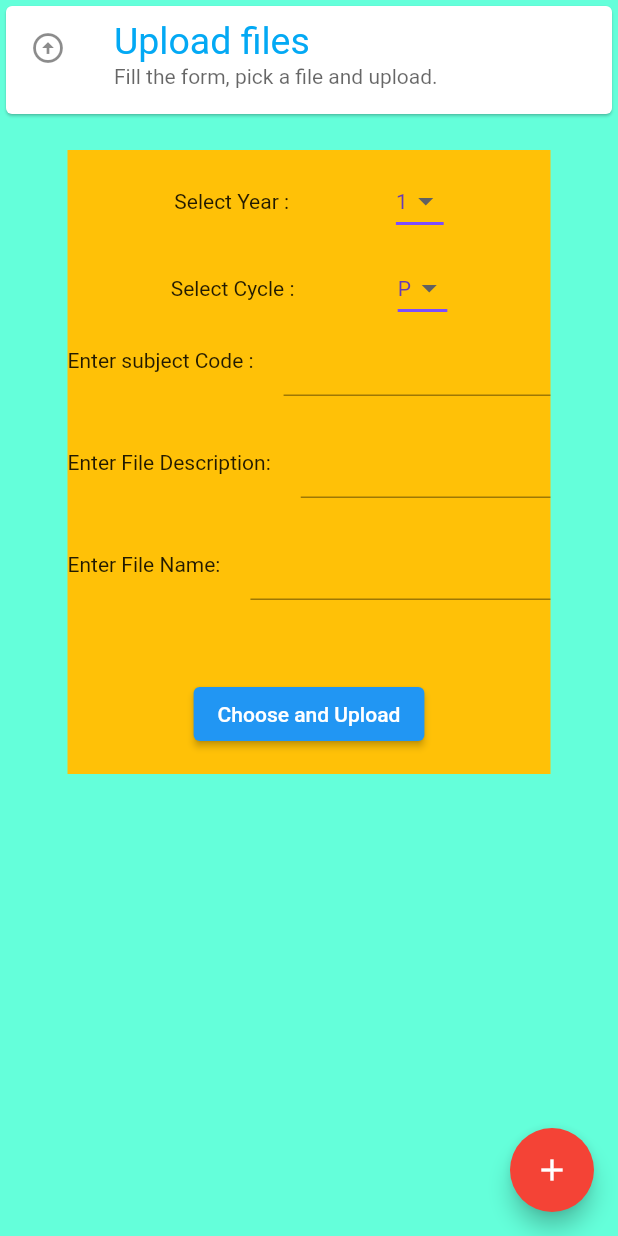
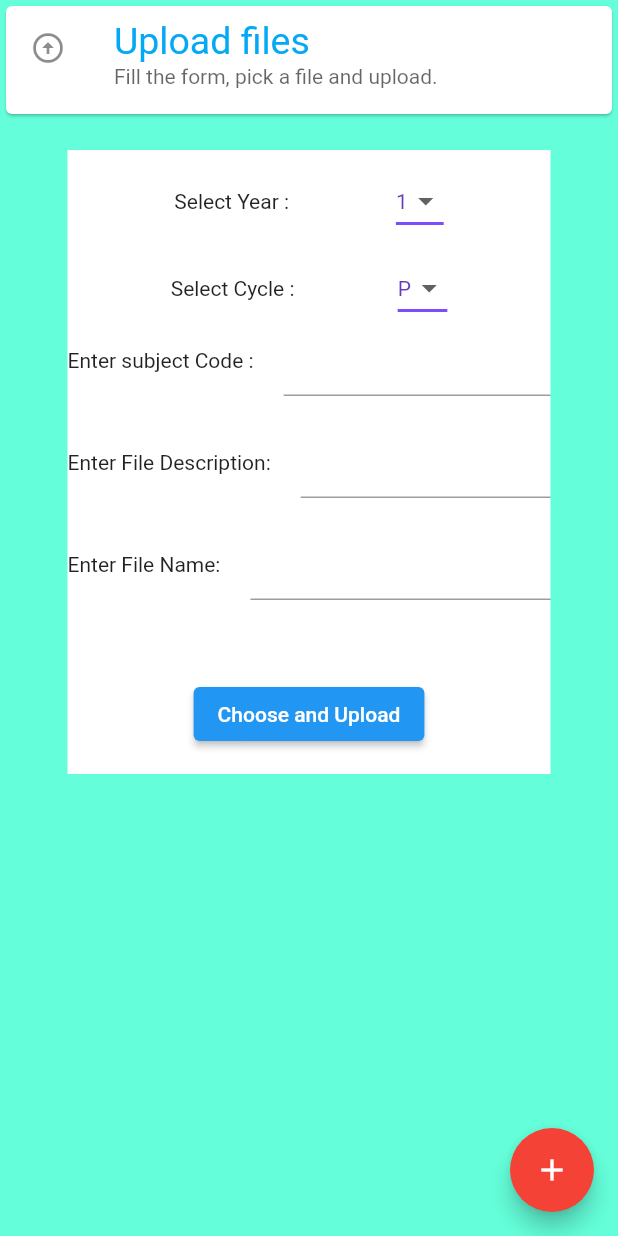
Before and after one commit to nasirbashak/Student-Teacher-Connect, a Flutter app: the FirstPage screen opened directly, on a phone screen of 412 x 824 dp. Run offline on Flutter 3.47's test engine with Material 2 defaults, Android fonts, the phone set to English and light mode, and no system bars; our stand-ins replace cloud_firestore, curved_navigation_bar, file_picker, firebase_auth, firebase_storage, google_fonts and 3 more; missing offline and left inert: flutter_plugin_pdf_viewer, loading; accounts and stored records are empty.

```diff
--- a/lib/screens/storage/upload.dart
+++ b/lib/screens/storage/upload.dart
@@ -142,7 +142,7 @@ class _FirstPageState extends State<FirstPage> {
                 autovalidateMode: AutovalidateMode.onUserInteraction,
                 key: _formKey,
               child: Container(
-              color: Colors.amber,
+              color: Colors.white,
               child: Column(
                 mainAxisSize: MainAxisSize.min,
                 children: <Widget>[
@@ -635,7 +635,7 @@ class _SecondPageState extends State<SecondPage> {
                 autovalidateMode: AutovalidateMode.onUserInteraction,
                 key: _formKey,
                 child: Container(
-                  color: Colors.amber,
+                  color: Colors.white,
                   child: Column(
                     mainAxisSize: MainAxisSize.min,
                     children: <Widget>[
```
